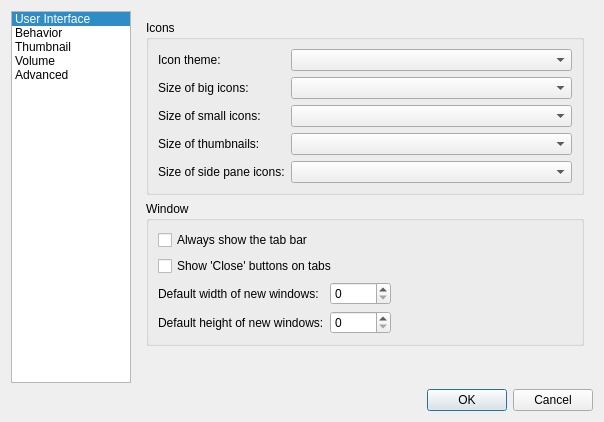
The window that pcmanfm/preferences.ui (lxqt/pcmanfm-qt) describes before a commit, drawn with Qt 5.
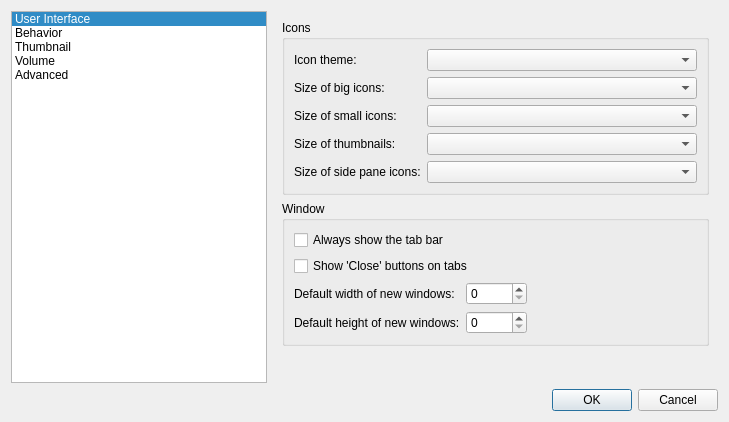
The same window after the commit.

Commit message: Resize the left list widget in the preference dialog according to its content.

Patch:
```diff
--- a/pcmanfm/preferences.ui
+++ b/pcmanfm/preferences.ui
@@ -24,12 +24,6 @@
          <verstretch>0</verstretch>
         </sizepolicy>
        </property>
-       <property name="maximumSize">
-        <size>
-         <width>120</width>
-         <height>16777215</height>
-        </size>
-       </property>
        <property name="horizontalScrollBarPolicy">
         <enum>Qt::ScrollBarAlwaysOff</enum>
        </property>
```
The commit also changes 1 other file.
